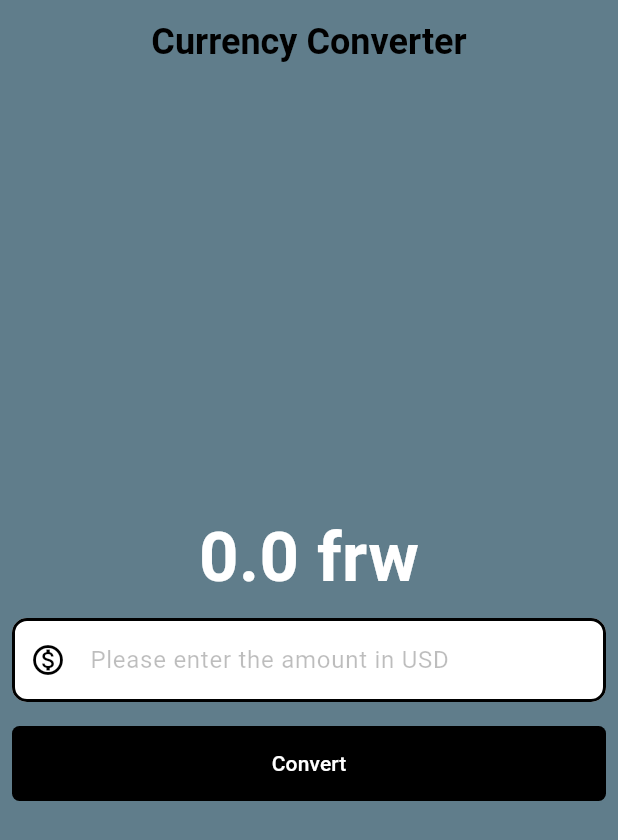
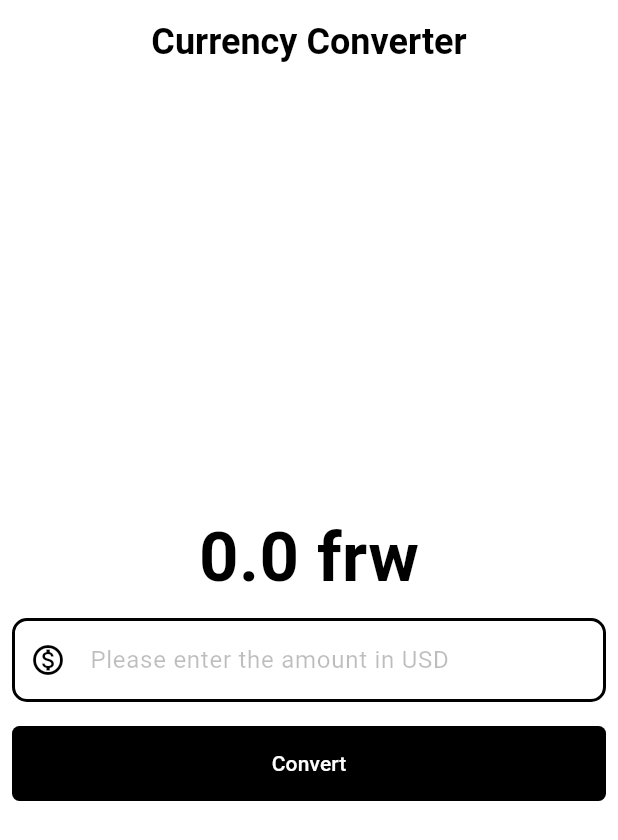
Before and after one commit to devfabien/currency_converter, a Flutter app: the screen it shows after launch, on a phone screen of 412 x 824 dp. Shown: the top 840 px of the screen. Run offline on Flutter 3.47's test engine with Material 3 defaults, Android fonts, the phone set to English and light mode, and no system bars.

Commit message:
style: change the color from bluegray to white

```diff
--- a/lib/currency_converter_material_page.dart
+++ b/lib/currency_converter_material_page.dart
@@ -29,9 +29,9 @@ class _CurrencyConverterMaterialPageState
       borderRadius: BorderRadius.all(Radius.circular(10)),
     );
     return Scaffold(
-      backgroundColor: Colors.blueGrey,
+      backgroundColor: Colors.white,
       appBar: AppBar(
-        backgroundColor: Colors.blueGrey,
+        backgroundColor: Colors.white,
         title: const Text(
           'Currency Converter',
           style: TextStyle(
@@ -48,7 +48,7 @@ class _CurrencyConverterMaterialPageState
               style: const TextStyle(
                   fontSize: 46,
                   fontWeight: FontWeight.bold,
-                  color: Color.fromARGB(255, 255, 255, 255)),
+                  color: Color.fromARGB(255, 0, 0, 0)),
             ),
             Padding(
               padding: const EdgeInsets.all(8.0),
```
